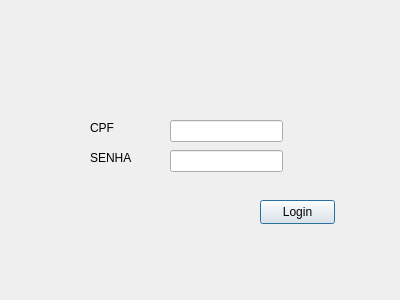
The window that vinil_qt/teste_login.ui (INF112-Programacao2/20222-team-9) describes before a commit, drawn with Qt 5.
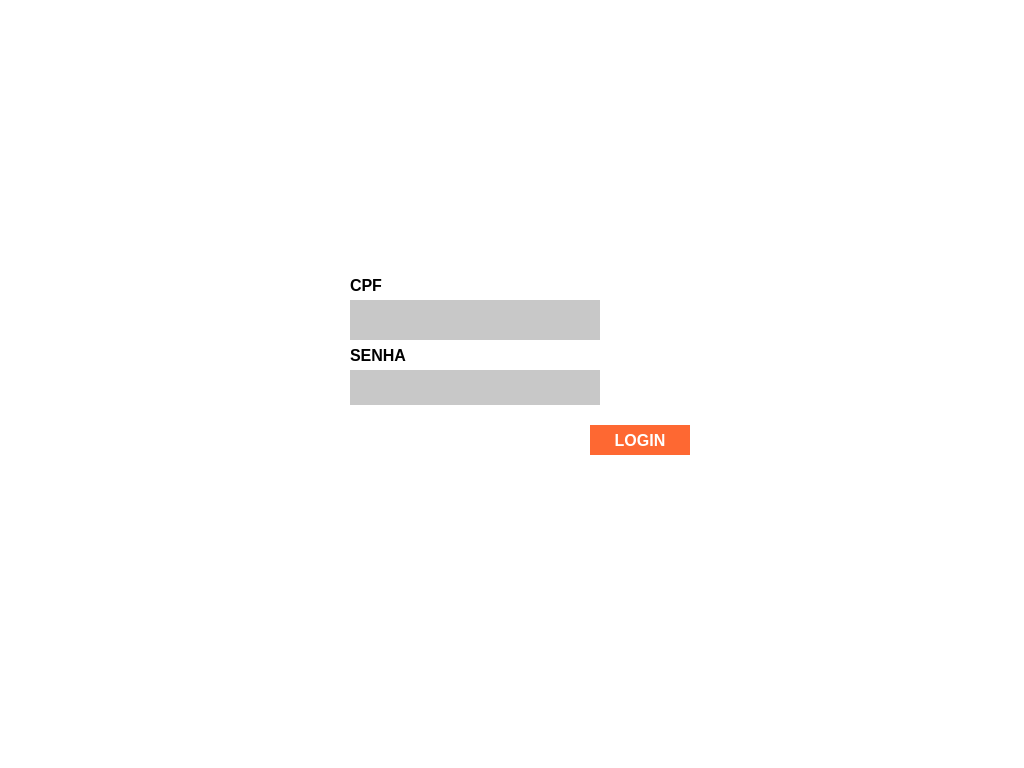
The same window after the commit.

Patch:
```diff
--- a/vinil_qt/teste_login.ui
+++ b/vinil_qt/teste_login.ui
@@ -6,70 +6,147 @@
    <rect>
     <x>0</x>
     <y>0</y>
-    <width>400</width>
-    <height>300</height>
+    <width>1024</width>
+    <height>768</height>
    </rect>
   </property>
   <property name="windowTitle">
    <string>Dialog</string>
   </property>
-  <widget class="QLabel" name="label">
-   <property name="geometry">
-    <rect>
-     <x>90</x>
-     <y>120</y>
-     <width>49</width>
-     <height>16</height>
-    </rect>
-   </property>
-   <property name="text">
-    <string>CPF</string>
-   </property>
-  </widget>
-  <widget class="QLabel" name="label_2">
-   <property name="geometry">
-    <rect>
-     <x>90</x>
-     <y>150</y>
-     <width>49</width>
-     <height>16</height>
-    </rect>
-   </property>
-   <property name="text">
-    <string>SENHA</string>
-   </property>
-  </widget>
+  <property name="styleSheet">
+   <string notr="true">background-color: rgb(255, 255, 255);</string>
+  </property>
   <widget class="QLineEdit" name="tx_cpf">
    <property name="geometry">
     <rect>
-     <x>170</x>
-     <y>120</y>
-     <width>113</width>
-     <height>22</height>
+     <x>350</x>
+     <y>300</y>
+     <width>250</width>
+     <height>40</height>
     </rect>
    </property>
+   <property name="font">
+    <font>
+     <pointsize>14</pointsize>
+    </font>
+   </property>
+   <property name="styleSheet">
+    <string notr="true">background-color: rgb(200, 200, 200);
+border-color: rgb(200, 200, 200);
+border-style: outset;</string>
+   </property>
   </widget>
   <widget class="QLineEdit" name="tx_senha">
    <property name="geometry">
     <rect>
-     <x>170</x>
-     <y>150</y>
-     <width>113</width>
-     <height>22</height>
+     <x>350</x>
+     <y>365</y>
+     <width>250</width>
+     <height>40</height>
     </rect>
    </property>
+   <property name="font">
+    <font>
+     <pointsize>14</pointsize>
+    </font>
+   </property>
+   <property name="cursor">
+    <cursorShape>IBeamCursor</cursorShape>
+   </property>
+   <property name="styleSheet">
+    <string notr="true">background-color: rgb(200, 200, 200);
+border-color: rgb(200, 200, 200);
+border-style: outset;</string>
+   </property>
+   <property name="echoMode">
+    <enum>QLineEdit::Password</enum>
+   </property>
   </widget>
   <widget class="QPushButton" name="pushButton">
    <property name="geometry">
     <rect>
-     <x>260</x>
-     <y>200</y>
-     <width>75</width>
-     <height>24</height>
+     <x>590</x>
+     <y>425</y>
+     <width>100</width>
+     <height>30</height>
     </rect>
    </property>
+   <property name="font">
+    <font>
+     <family>Microsoft YaHei UI</family>
+     <pointsize>12</pointsize>
+     <bold>true</bold>
+    </font>
+   </property>
+   <property name="cursor">
+    <cursorShape>PointingHandCursor</cursorShape>
+   </property>
+   <property name="styleSheet">
+    <string notr="true">background-color: rgb(254, 104, 50);
+border-style: outset;
+color:rgb(255, 255, 255)</string>
+   </property>
    <property name="text">
-    <string>Login</string>
+    <string>LOGIN</string>
+   </property>
+  </widget>
+  <widget class="QLabel" name="label_7">
+   <property name="geometry">
+    <rect>
+     <x>350</x>
+     <y>270</y>
+     <width>251</width>
+     <height>30</height>
+    </rect>
+   </property>
+   <property name="font">
+    <font>
+     <family>Microsoft YaHei UI</family>
+     <pointsize>12</pointsize>
+     <bold>true</bold>
+    </font>
+   </property>
+   <property name="styleSheet">
+    <string notr="true">color: rgb(0, 0, 0);</string>
+   </property>
+   <property name="text">
+    <string>CPF</string>
+   </property>
+  </widget>
+  <widget class="QLabel" name="label_8">
+   <property name="geometry">
+    <rect>
+     <x>350</x>
+     <y>340</y>
+     <width>251</width>
+     <height>30</height>
+    </rect>
+   </property>
+   <property name="font">
+    <font>
+     <family>Microsoft YaHei UI</family>
+     <pointsize>12</pointsize>
+     <bold>true</bold>
+    </font>
+   </property>
+   <property name="styleSheet">
+    <string notr="true">color: rgb(0, 0, 0);</string>
+   </property>
+   <property name="text">
+    <string>SENHA</string>
+   </property>
+  </widget>
+  <widget class="QLabel" name="labelMensagem">
+   <property name="geometry">
+    <rect>
+     <x>360</x>
+     <y>430</y>
+     <width>221</width>
+     <height>61</height>
+    </rect>
+   </property>
+   <property name="text">
+    <string/>
    </property>
   </widget>
  </widget>
```
